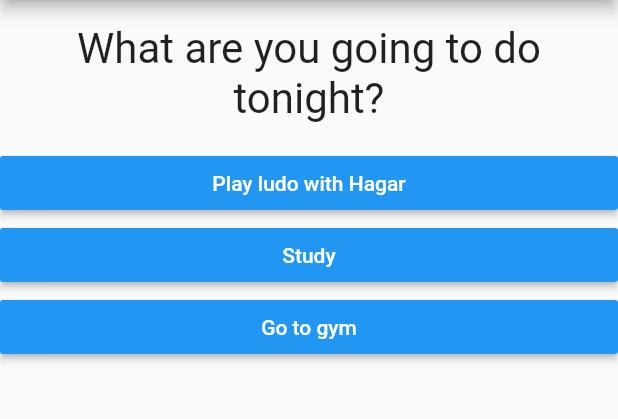
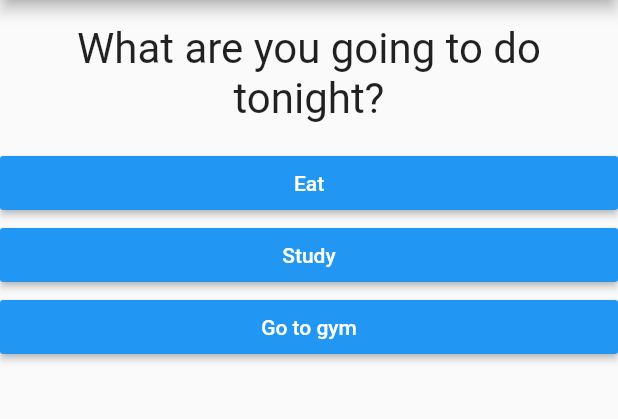
Before and after one commit to amrhesham95/Flutter_Project1_QuizApp, a Flutter app: the screen it shows after launch, on a phone screen of 412 x 824 dp, the part 84-503 px from its top. Run offline on Flutter 3.47's test engine with Material 2 defaults, Android fonts, the phone set to English and light mode, and no system bars.

Commit message:
Calculating a Total Score

```diff
--- a/Quiz_App/lib/main.dart
+++ b/Quiz_App/lib/main.dart
@@ -16,21 +16,35 @@ class _MyAppState extends State<MyApp> {
   var _questions = [
     {
       "questionText": "What are you going to do tonight?",
-      "answers": ["Play ludo with Hagar", "Study", "Go to gym"],
+      "answers": [
+        {"text": "Eat", "score": 5},
+        {"text": "Study", "score": 10},
+        {"text": "Go to gym", "score": 15}
+      ],
     },
     {
       "questionText": "What's your favorite food?",
-      "answers": ["Pasta", "Pizza", "Burger"],
+      "answers": [
+        {"text": "Pasta", "score": 5},
+        {"text": "Pizza", "score": 10},
+        {"text": "Burger", "score": 15}
+      ]
     },
     {
       "questionText": "Where are you from?",
-      "answers": ["Cairo", "Alex", "Luxor"],
+      "answers": [
+        {"text": "Cairo", "score": 5},
+        {"text": "Alex", "score": 10},
+        {"text": "Luxor", "score": 15}
+      ]
     },
   ];
 
   var _questionIndex = 0;
+  var _totalScore = 0;
 
-  _answerQuestion() {
+  _answerQuestion(int score) {
+    // _totalScore += score;
     setState(() {
       _questionIndex++;
     });
@@ -50,7 +64,9 @@ class _MyAppState extends State<MyApp> {
                 questionIndex: _questionIndex,
                 answerQuestion: _answerQuestion,
               )
-            : Result(),
+            : Result(
+                totalScore: _totalScore,
+              ),
       ),
     );
   }
--- a/Quiz_App/lib/quiz.dart
+++ b/Quiz_App/lib/quiz.dart
@@ -19,8 +19,9 @@ class Quiz extends StatelessWidget {
         Question(
           questionText: questions[questionIndex]["questionText"],
         ),
-        ...(questions[questionIndex]["answers"] as List<String>).map((answer) {
-          return Answer(answer, answerQuestion);
+        ...(questions[questionIndex]["answers"] as List<Map<String, Object>>)
+            .map((answer) {
+          return Answer(answer["text"], () => answerQuestion(answer["score"]));
         }).toList()
       ],
     );
--- a/Quiz_App/lib/result.dart
+++ b/Quiz_App/lib/result.dart
@@ -1,10 +1,16 @@
 import 'package:flutter/material.dart';
 
 class Result extends StatelessWidget {
+  final int totalScore;
+
+  Result({@required this.totalScore});
   @override
   Widget build(BuildContext context) {
     return Center(
-      child: Text("You Did it !!!"),
+      child: Text(
+        totalScore.toString(),
+        style: TextStyle(fontSize: 36, fontWeight: FontWeight.bold),
+      ),
     );
   }
 }
```
